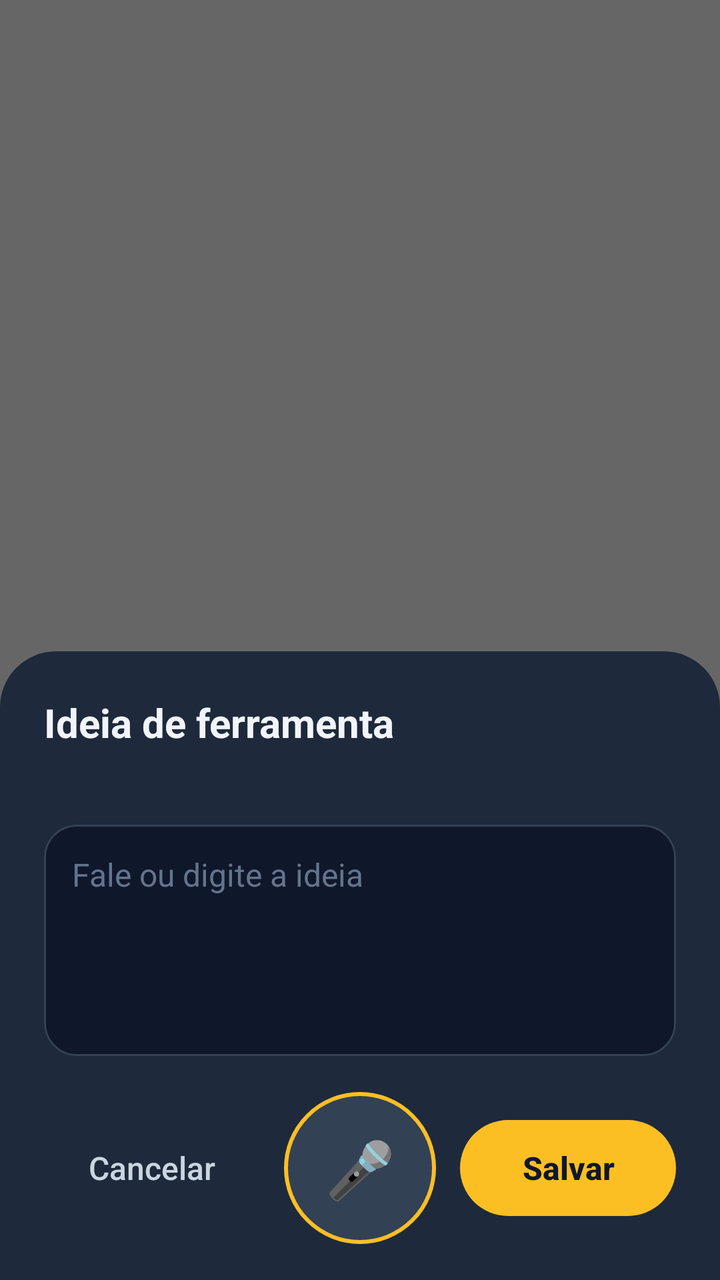
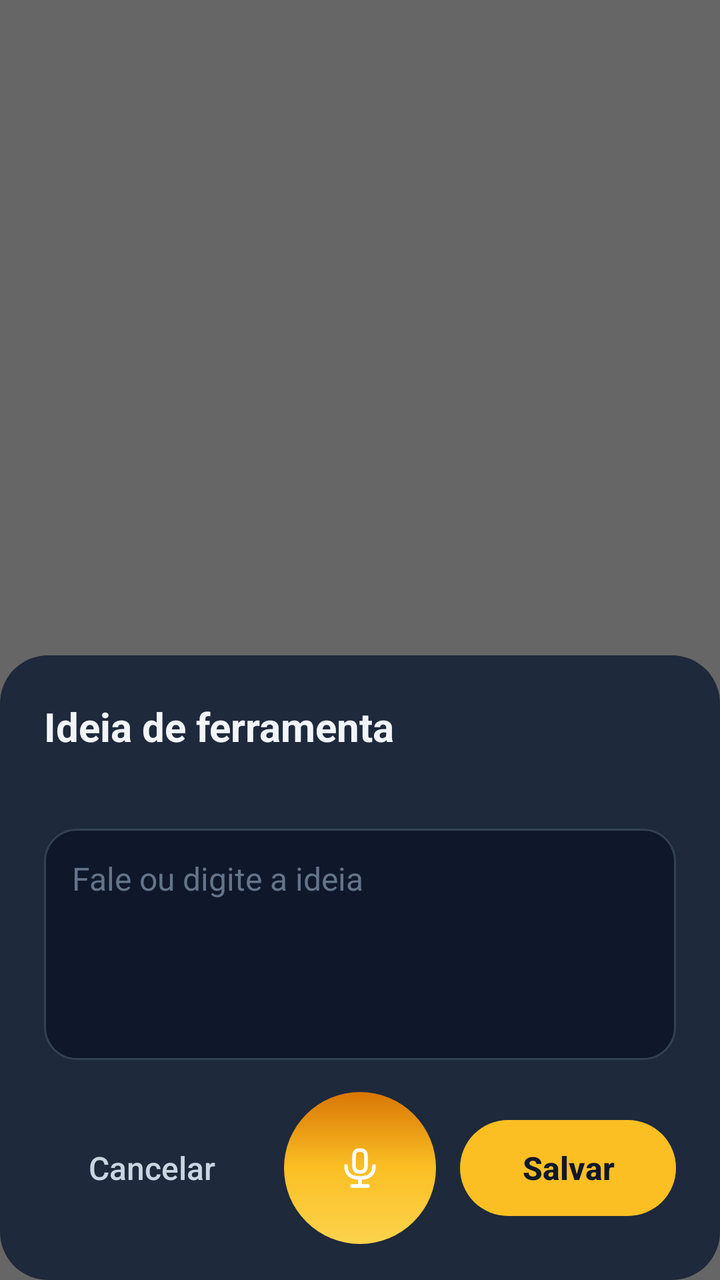

Screens rendered from an Android XML layout before and after an edit, with the pre-edit source and the edit as a unified diff.
<!-- AndroidManifest.xml: activity theme Theme.BancoCBR.Idea -->
<!-- res/layout/idea.xml -->
<?xml version="1.0" encoding="utf-8"?>
<FrameLayout xmlns:android="http://schemas.android.com/apk/res/android"
    android:id="@+id/idea_root" android:layout_width="match_parent" android:layout_height="match_parent"
    android:background="#99000000" android:fitsSystemWindows="true">
    <LinearLayout android:layout_width="match_parent" android:layout_height="wrap_content"
        android:layout_gravity="bottom" android:background="@drawable/idea_card" android:clickable="true"
        android:orientation="vertical" android:paddingStart="22dp" android:paddingEnd="22dp"
        android:paddingTop="22dp" android:paddingBottom="18dp">
        <TextView android:layout_width="match_parent" android:layout_height="wrap_content"
            android:text="@string/idea_title" android:textColor="@color/foreground" android:textSize="20sp" android:textStyle="bold" />
        <TextView android:id="@+id/idea_status" android:layout_width="match_parent" android:layout_height="wrap_content"
            android:layout_marginTop="4dp" android:textColor="@color/muted" android:textSize="13sp" />
        <EditText android:id="@+id/idea_input" android:layout_width="match_parent" android:layout_height="wrap_content"
            android:layout_marginTop="16dp" android:background="@drawable/idea_field" android:gravity="top|start"
            android:hint="@string/idea_hint" android:inputType="textMultiLine|textCapSentences"
            android:minLines="4" android:maxLines="10" android:padding="14dp" android:scrollbars="vertical"
            android:textColor="@color/foreground" android:textColorHint="#64748b" android:textSize="16sp"
            android:lineSpacingExtra="3dp" />
        <LinearLayout android:layout_width="match_parent" android:layout_height="wrap_content"
            android:layout_marginTop="18dp" android:gravity="center_vertical" android:orientation="horizontal">
            <Button android:id="@+id/idea_cancel" android:layout_width="0dp" android:layout_height="48dp" android:layout_weight="1"
                android:background="@android:color/transparent" android:stateListAnimator="@null"
                android:text="@string/idea_cancel" android:textAllCaps="false" android:textColor="@color/muted" android:textSize="16sp" />
            <Button android:id="@+id/idea_mic" android:layout_width="76dp" android:layout_height="76dp"
                android:layout_marginStart="12dp" android:layout_marginEnd="12dp"
                android:background="@drawable/idea_mic_off" android:stateListAnimator="@null"
                android:contentDescription="@string/idea_mic_desc" android:text="🎤" android:textSize="28sp" />
            <Button android:id="@+id/idea_save" android:layout_width="0dp" android:layout_height="48dp" android:layout_weight="1"
                android:background="@drawable/idea_save" android:stateListAnimator="@null"
                android:text="@string/quick_save" android:textAllCaps="false" android:textColor="@color/background"
                android:textSize="16sp" android:textStyle="bold" />
        </LinearLayout>
    </LinearLayout>
</FrameLayout>
<!-- resources referenced by this layout -->
<resources>
  <color name="background">#0f172a</color>
  <color name="foreground">#f1f5f9</color>
  <color name="muted">#cbd5e1</color>
  <!-- drawable idea_card (drawable) -->
  <?xml version="1.0" encoding="utf-8"?>
  <shape xmlns:android="http://schemas.android.com/apk/res/android" android:shape="rectangle">
      <solid android:color="#1e293b" />
      <corners android:topLeftRadius="28dp" android:topRightRadius="28dp" />
  </shape>
  <!-- drawable idea_field (drawable) -->
  <?xml version="1.0" encoding="utf-8"?>
  <shape xmlns:android="http://schemas.android.com/apk/res/android" android:shape="rectangle">
      <solid android:color="#0f172a" />
      <stroke android:width="1dp" android:color="#334155" />
      <corners android:radius="16dp" />
  </shape>
  <!-- drawable idea_mic_off (drawable) -->
  <?xml version="1.0" encoding="utf-8"?>
  <shape xmlns:android="http://schemas.android.com/apk/res/android" android:shape="oval">
      <solid android:color="#334155" />
      <stroke android:width="2dp" android:color="@color/tool" />
  </shape>
  <!-- drawable idea_save (drawable) -->
  <?xml version="1.0" encoding="utf-8"?>
  <shape xmlns:android="http://schemas.android.com/apk/res/android" android:shape="rectangle">
      <solid android:color="@color/tool" />
      <corners android:radius="24dp" />
  </shape>
  <string name="idea_cancel">Cancelar</string>
  <string name="idea_hint">Fale ou digite a ideia</string>
  <string name="idea_mic_desc">Gravar ou pausar</string>
  <string name="idea_title">Ideia de ferramenta</string>
  <string name="quick_save">Salvar</string>
  <style name="Theme.BancoCBR.Idea" parent="android:style/Theme.Material.NoActionBar">
          <item name="android:windowIsTranslucent">true</item>
          <item name="android:windowBackground">@android:color/transparent</item>
          <item name="android:backgroundDimEnabled">false</item>
          <item name="android:statusBarColor">@android:color/transparent</item>
          <item name="android:navigationBarColor">#1e293b</item>
          <item name="android:colorAccent">@color/tool</item>
          <item name="android:windowAnimationStyle">@android:style/Animation.InputMethod</item>
      </style>
  <color name="tool">#fbbf24</color>
</resources>

<!-- the commit's change to res/layout/idea.xml (unified diff, before → after) -->
@@ -17,14 +17,17 @@
             android:textColor="@color/foreground" android:textColorHint="#64748b" android:textSize="16sp"
             android:lineSpacingExtra="3dp" />
         <LinearLayout android:layout_width="match_parent" android:layout_height="wrap_content"
-            android:layout_marginTop="18dp" android:gravity="center_vertical" android:orientation="horizontal">
+            android:layout_marginTop="16dp" android:gravity="center_vertical" android:orientation="horizontal">
             <Button android:id="@+id/idea_cancel" android:layout_width="0dp" android:layout_height="48dp" android:layout_weight="1"
                 android:background="@android:color/transparent" android:stateListAnimator="@null"
                 android:text="@string/idea_cancel" android:textAllCaps="false" android:textColor="@color/muted" android:textSize="16sp" />
             <Button android:id="@+id/idea_mic" android:layout_width="76dp" android:layout_height="76dp"
                 android:layout_marginStart="12dp" android:layout_marginEnd="12dp"
                 android:background="@drawable/idea_mic_off" android:stateListAnimator="@null"
-                android:contentDescription="@string/idea_mic_desc" android:text="🎤" android:textSize="28sp" />
+                android:contentDescription="@string/idea_mic_desc" />
+            <Button android:id="@+id/idea_pause" android:layout_width="48dp" android:layout_height="48dp"
+                android:layout_marginEnd="10dp" android:background="@drawable/idea_pause" android:stateListAnimator="@null"
+                android:contentDescription="@string/idea_mic_desc" android:visibility="gone" />
             <Button android:id="@+id/idea_save" android:layout_width="0dp" android:layout_height="48dp" android:layout_weight="1"
                 android:background="@drawable/idea_save" android:stateListAnimator="@null"
                 android:text="@string/quick_save" android:textAllCaps="false" android:textColor="@color/background"
<!-- resource entries referenced after the edit -->
@@ -7,7 +7,7 @@
   <?xml version="1.0" encoding="utf-8"?>
   <shape xmlns:android="http://schemas.android.com/apk/res/android" android:shape="rectangle">
       <solid android:color="#1e293b" />
-      <corners android:topLeftRadius="28dp" android:topRightRadius="28dp" />
+      <corners android:radius="24dp" />
   </shape>
   <!-- drawable idea_field (drawable) -->
   <?xml version="1.0" encoding="utf-8"?>
@@ -18,10 +18,27 @@
   </shape>
   <!-- drawable idea_mic_off (drawable) -->
   <?xml version="1.0" encoding="utf-8"?>
-  <shape xmlns:android="http://schemas.android.com/apk/res/android" android:shape="oval">
-      <solid android:color="#334155" />
-      <stroke android:width="2dp" android:color="@color/tool" />
-  </shape>
+  <layer-list xmlns:android="http://schemas.android.com/apk/res/android">
+      <item>
+          <shape android:shape="oval">
+              <gradient android:angle="90" android:startColor="#fcd34d" android:centerColor="#fbbf24" android:endColor="#d97706" />
+          </shape>
+      </item>
+      <item android:top="26dp" android:bottom="26dp" android:left="26dp" android:right="26dp"
+          android:drawable="@drawable/ic_mic" />
+  </layer-list>
+  <!-- drawable idea_pause (drawable) -->
+  <?xml version="1.0" encoding="utf-8"?>
+  <layer-list xmlns:android="http://schemas.android.com/apk/res/android">
+      <item>
+          <shape android:shape="oval">
+              <solid android:color="#334155" />
+              <stroke android:width="2dp" android:color="#475569" />
+          </shape>
+      </item>
+      <item android:top="15dp" android:bottom="15dp" android:left="15dp" android:right="15dp"
+          android:drawable="@drawable/ic_pause" />
+  </layer-list>
   <!-- drawable idea_save (drawable) -->
   <?xml version="1.0" encoding="utf-8"?>
   <shape xmlns:android="http://schemas.android.com/apk/res/android" android:shape="rectangle">
@@ -42,6 +59,21 @@
           <item name="android:colorAccent">@color/tool</item>
           <item name="android:windowAnimationStyle">@android:style/Animation.InputMethod</item>
       </style>
+  <!-- drawable ic_mic (drawable) -->
+  <?xml version="1.0" encoding="utf-8"?>
+  <vector xmlns:android="http://schemas.android.com/apk/res/android"
+      android:width="48dp" android:height="48dp" android:viewportWidth="24" android:viewportHeight="24">
+      <path android:fillColor="@android:color/transparent" android:strokeColor="#ffffff"
+          android:strokeWidth="1.8" android:strokeLineCap="round" android:strokeLineJoin="round"
+          android:pathData="M12,3 Q9,3 9,6 V11 Q9,14 12,14 Q15,14 15,11 V6 Q15,3 12,3 Z M5,11 Q5,17 12,17 Q19,17 19,11 M12,17 V21 M8,21 H16" />
+  </vector>
+  <!-- drawable ic_pause (drawable) -->
+  <?xml version="1.0" encoding="utf-8"?>
+  <vector xmlns:android="http://schemas.android.com/apk/res/android"
+      android:width="48dp" android:height="48dp" android:viewportWidth="24" android:viewportHeight="24">
+      <path android:fillColor="#ffffff"
+          android:pathData="M8,5 a1.6,1.6 0 0,1 3.2,0 v14 a1.6,1.6 0 0,1 -3.2,0 Z M12.8,5 a1.6,1.6 0 0,1 3.2,0 v14 a1.6,1.6 0 0,1 -3.2,0 Z" />
+  </vector>
   <color name="tool">#fbbf24</color>
 </resources>
 
